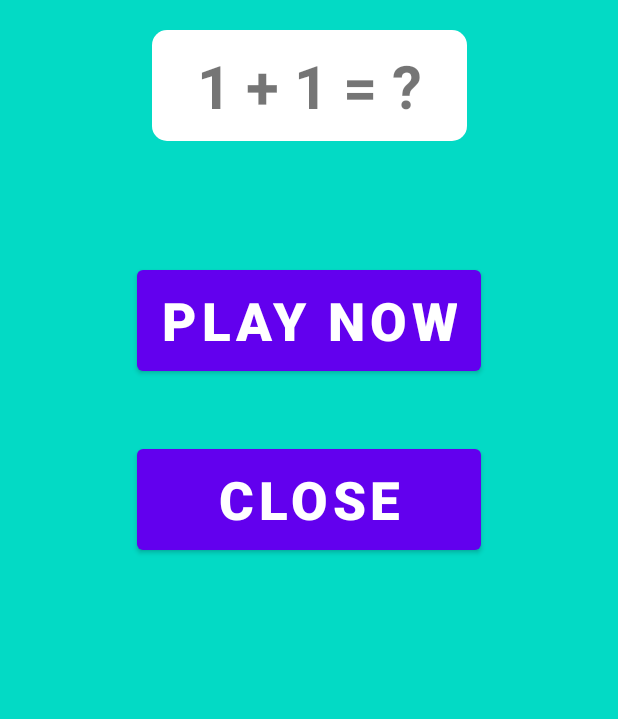
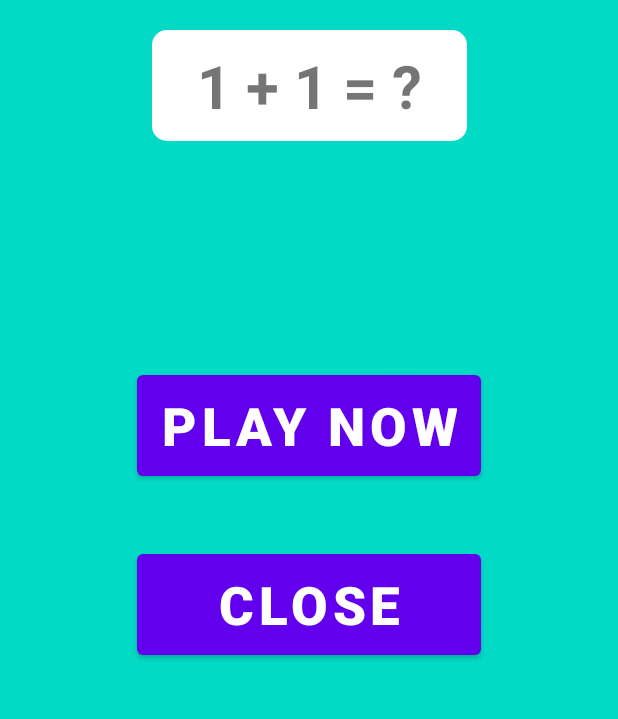
Before and after one commit to coldboya123/Game_FreakingMath, an Android app: the screen it shows after launch (MainActivity), on a phone screen of 412 x 824 dp, the part 328-1047 px from its top. Run offline under Robolectric (Android 15) with nearby library versions, the phone set to English and light mode, and no system bars.

```diff
--- a/app/src/main/res/layout/activity_main.xml
+++ b/app/src/main/res/layout/activity_main.xml
@@ -47,6 +47,7 @@
         android:textStyle="bold"
         app:layout_constraintBottom_toBottomOf="parent"
         app:layout_constraintEnd_toEndOf="parent"
+        app:layout_constraintVertical_bias="0.6"
         app:layout_constraintStart_toStartOf="parent"
         app:layout_constraintTop_toTopOf="parent" />
 
```
